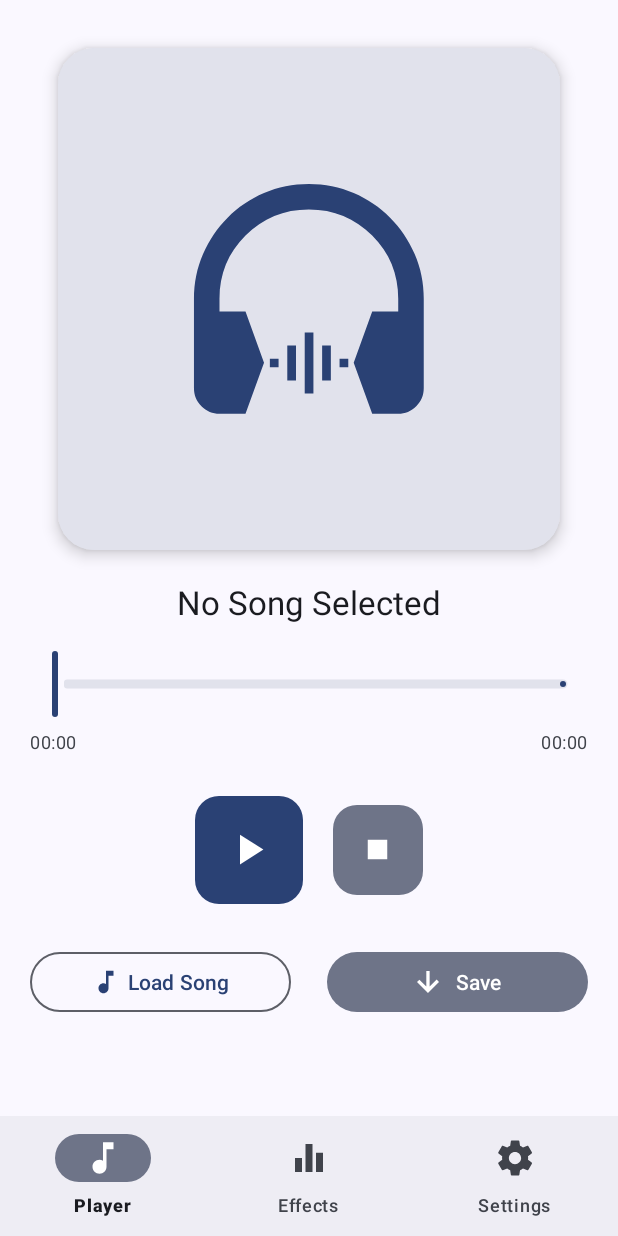
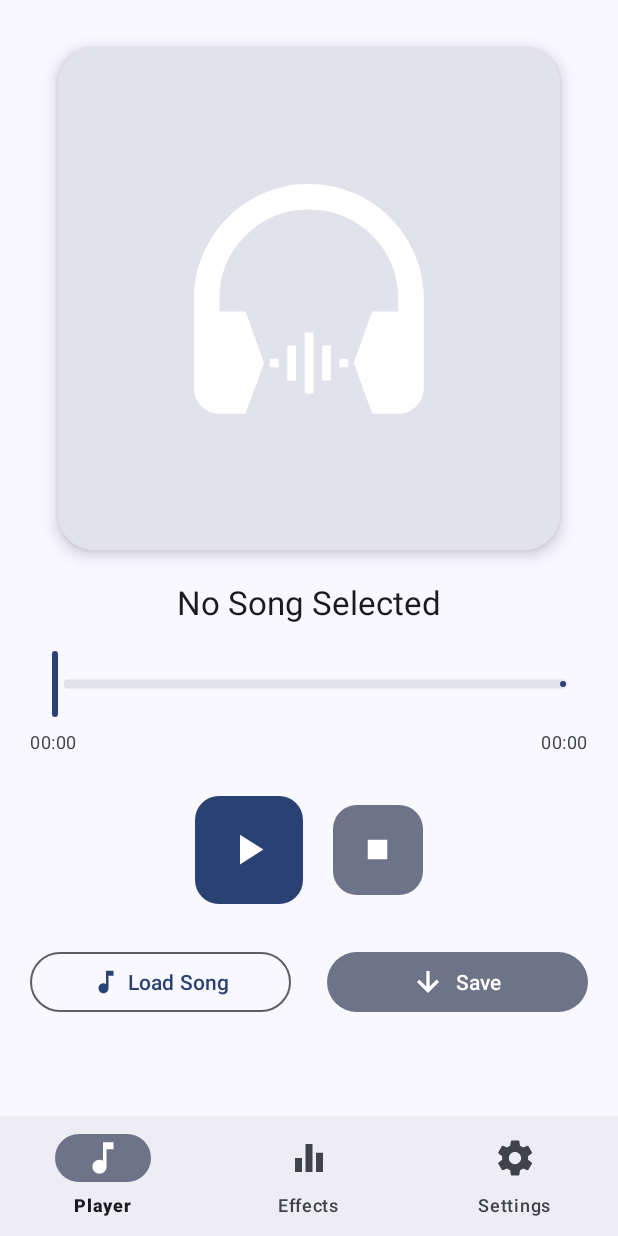
Before and after one commit to MythicalSHUB/SpatialFlow, an Android app: the screen it shows after launch (MainActivity), on a phone screen of 412 x 824 dp. Run offline under Robolectric (Android 15) with nearby library versions, the phone set to English and light mode, and no system bars; our stand-ins replace navigation-ui; libraries missing offline, so code that uses them is left out: com.arthenica.ffmpegkit; 3 statements that could not run were skipped.

Commit message:
Release version 1.4.1

```diff
--- a/app/src/main/res/layout/fragment_player.xml
+++ b/app/src/main/res/layout/fragment_player.xml
@@ -54,7 +54,6 @@
                     android:layout_height="match_parent"
                     android:scaleType="centerCrop"
                     android:src="@drawable/ic_launcher_foreground"
-                    app:tint="?attr/colorPrimary"
                     tools:ignore="ContentDescription"
                     android:background="?attr/colorSurfaceVariant"/>
 
```
